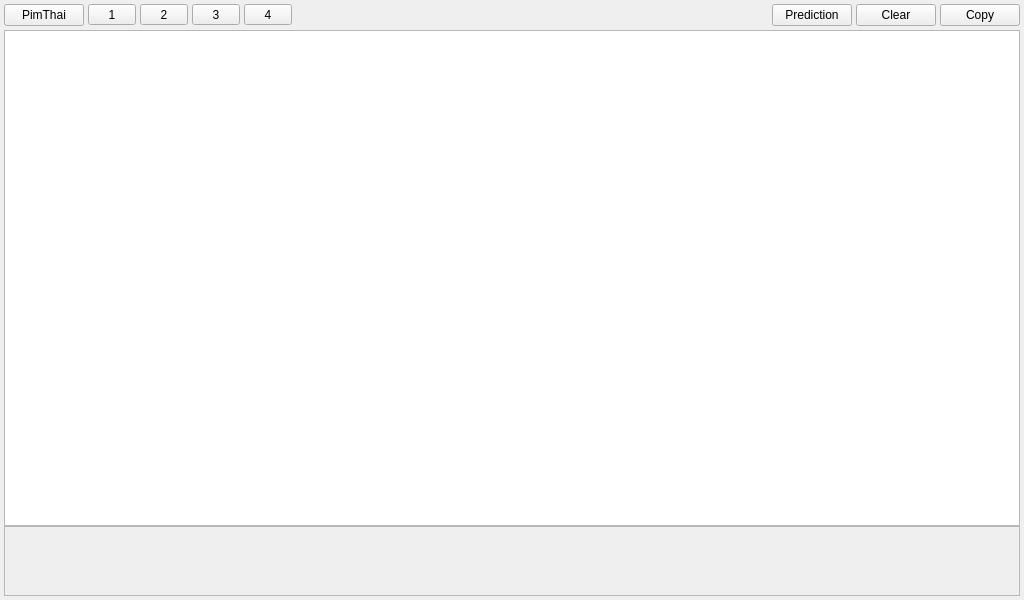
Before: the Qt Designer form PimThaiWindow.ui in iamjay/PimThai, drawn with Qt 5.
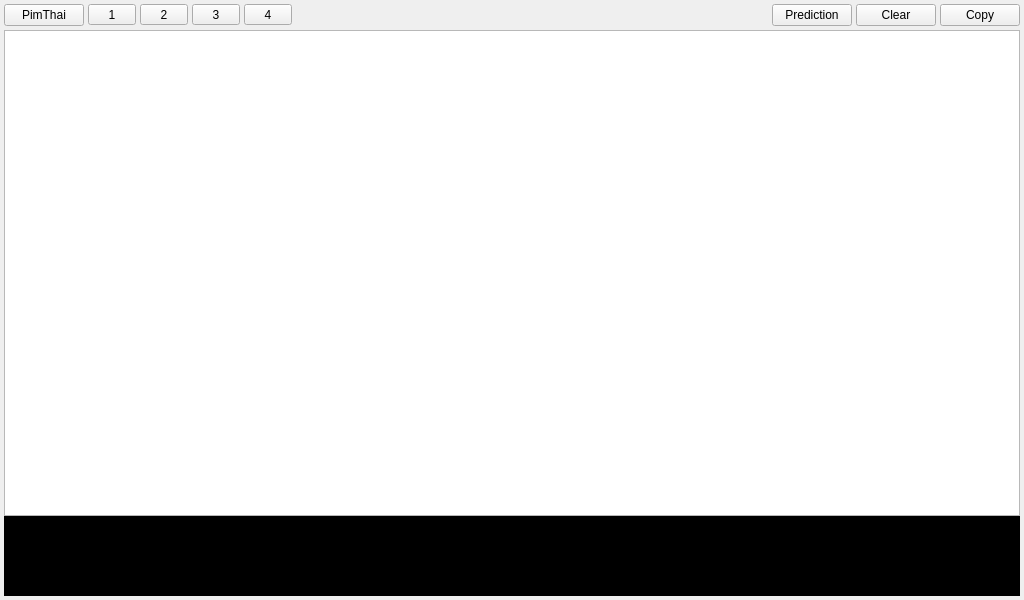
After: the same form once the commit is applied.

The edit to the form file:
```diff
--- a/PimThaiWindow.ui
+++ b/PimThaiWindow.ui
@@ -220,6 +220,33 @@
        </item>
        <item>
         <widget class="QScrollArea" name="predictionPanel">
+         <property name="sizePolicy">
+          <sizepolicy hsizetype="Expanding" vsizetype="Minimum">
+           <horstretch>0</horstretch>
+           <verstretch>0</verstretch>
+          </sizepolicy>
+         </property>
+         <property name="focusPolicy">
+          <enum>Qt::NoFocus</enum>
+         </property>
+         <property name="styleSheet">
+          <string notr="true">background-color: black; margin: 0px; padding: 0px; padding-left: 6px;</string>
+         </property>
+         <property name="frameShape">
+          <enum>QFrame::NoFrame</enum>
+         </property>
+         <property name="frameShadow">
+          <enum>QFrame::Plain</enum>
+         </property>
+         <property name="lineWidth">
+          <number>0</number>
+         </property>
+         <property name="verticalScrollBarPolicy">
+          <enum>Qt::ScrollBarAlwaysOff</enum>
+         </property>
+         <property name="horizontalScrollBarPolicy">
+          <enum>Qt::ScrollBarAlwaysOff</enum>
+         </property>
          <property name="widgetResizable">
           <bool>true</bool>
          </property>
@@ -228,10 +255,16 @@
            <rect>
             <x>0</x>
             <y>0</y>
-            <width>1014</width>
+            <width>1004</width>
             <height>73</height>
            </rect>
           </property>
+          <property name="sizePolicy">
+           <sizepolicy hsizetype="Preferred" vsizetype="Minimum">
+            <horstretch>0</horstretch>
+            <verstretch>0</verstretch>
+           </sizepolicy>
+          </property>
          </widget>
         </widget>
        </item>
```
